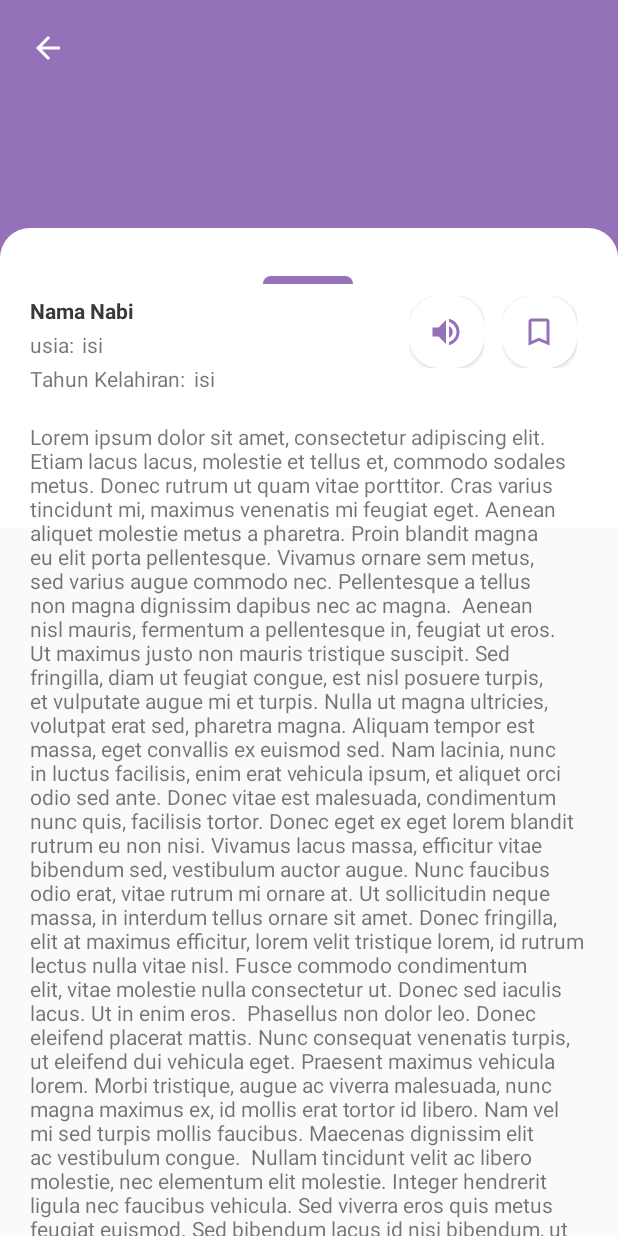
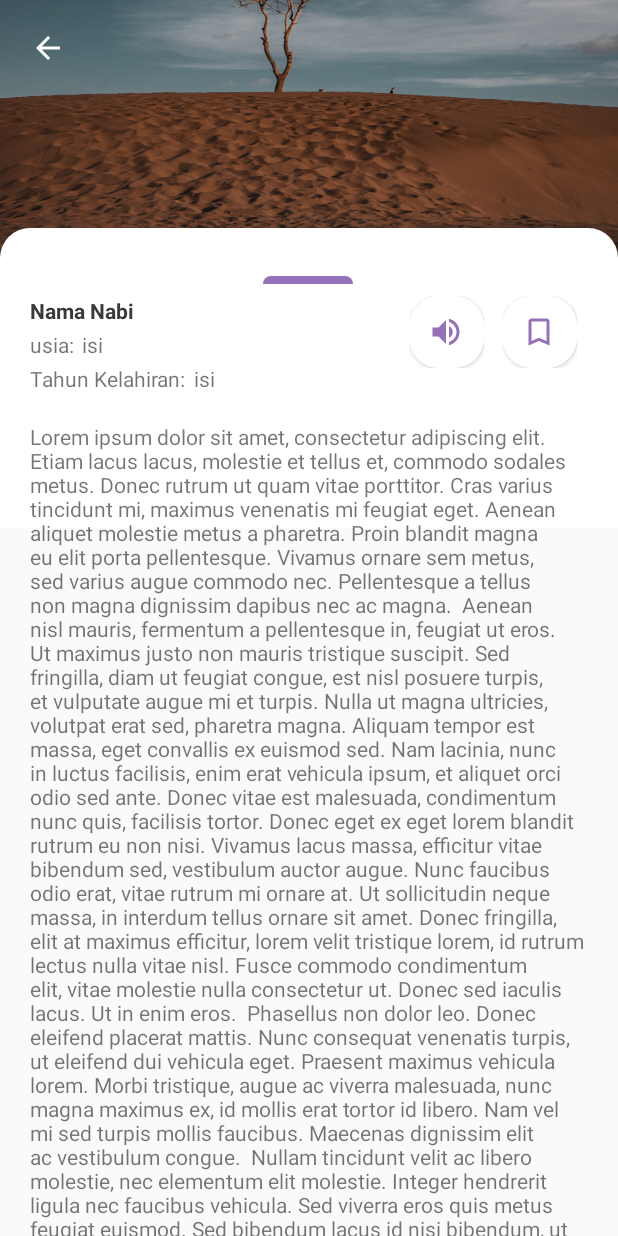
Before and after one commit to GustiMuhammadAdzaky/qara-a, an Android app: the screen it shows after launch (SecondActivity), after a tap on "Lorem Ipsum", on a phone screen of 412 x 824 dp. Run offline under Robolectric (Android 15) with nearby library versions, the phone set to English and light mode, and no system bars.

Commit message:
Fix Undo Button, Fix Button Image, Fix Image Second Activity, Change xml 12 dp

```diff
--- a/app/src/main/java/com/zaky/myapplication/MainActivity.kt
+++ b/app/src/main/java/com/zaky/myapplication/MainActivity.kt
@@ -4,6 +4,7 @@ import android.content.Intent
 import android.graphics.Color
 import android.graphics.drawable.ColorDrawable
 import android.os.Bundle
+import android.view.View
 import androidx.appcompat.app.ActionBar
 import androidx.appcompat.app.AppCompatActivity
 import androidx.recyclerview.widget.LinearLayoutManager
@@ -85,6 +86,10 @@ class MainActivity : AppCompatActivity() {
 
     }
 
+    fun buttonPindahAdam(view: View) {
+        val moveWithDataIntent = Intent(this@MainActivity, SecondActivity::class.java)
+        startActivity(moveWithDataIntent)
+    }
 
 
 }
--- a/app/src/main/java/com/zaky/myapplication/RvData.kt
+++ b/app/src/main/java/com/zaky/myapplication/RvData.kt
@@ -108,24 +108,24 @@ object RvData {
     )
 
     private val images = intArrayOf(
-        R.drawable.sempel,
-        R.drawable.sempel,
-        R.drawable.sempel,
-        R.drawable.sempel,
-        R.drawable.sempel,
-        R.drawable.sempel,
-        R.drawable.sempel,
-        R.drawable.sempel,
-        R.drawable.sempel,
-        R.drawable.sempel,
-        R.drawable.sempel,
-        R.drawable.sempel,
-        R.drawable.sempel,
-        R.drawable.sempel,
-        R.drawable.sempel,
-        R.drawable.sempel,
-        R.drawable.sempel,
-        R.drawable.sempel
+        R.drawable.icon_sempel,
+        R.drawable.icon_sempel,
+        R.drawable.icon_sempel,
+        R.drawable.icon_sempel,
+        R.drawable.icon_sempel,
+        R.drawable.icon_sempel,
+        R.drawable.icon_sempel,
+        R.drawable.icon_sempel,
+        R.drawable.icon_sempel,
+        R.drawable.icon_sempel,
+        R.drawable.icon_sempel,
+        R.drawable.icon_sempel,
+        R.drawable.icon_sempel,
+        R.drawable.icon_sempel,
+        R.drawable.icon_sempel,
+        R.drawable.icon_sempel,
+        R.drawable.icon_sempel,
+        R.drawable.icon_sempel,
     )
 
 
--- a/app/src/main/java/com/zaky/myapplication/SecondActivity.kt
+++ b/app/src/main/java/com/zaky/myapplication/SecondActivity.kt
@@ -2,6 +2,7 @@ package com.zaky.myapplication
 
 
 import android.os.Bundle
+import android.view.View
 import androidx.appcompat.app.AppCompatActivity
 
 
@@ -14,4 +15,8 @@ class SecondActivity : AppCompatActivity() {
         supportActionBar?.hide()
 
     }
+
+    fun undoButton(view: View) {
+        finish()
+    }
 }
--- /dev/null
+++ b/app/src/main/res/drawable/rounded_button_image.xml
@@ -0,0 +1,5 @@
+<?xml version="1.0" encoding="utf-8"?>
+<shape xmlns:android="http://schemas.android.com/apk/res/android">
+    <corners  android:radius="8dp"/>
+    <solid android:color="#ffffff"></solid>
+</shape>
--- a/app/src/main/res/layout/activity_second.xml
+++ b/app/src/main/res/layout/activity_second.xml
@@ -30,13 +30,14 @@
                 android:orientation="vertical"
                 app:layout_constraintGuide_end="20dp" />
 
-            <View
+            <ImageView
                 android:id="@+id/view2"
                 android:layout_width="match_parent"
+                android:scaleType="fitXY"
                 android:layout_height="180dp"
-                android:background="@drawable/bg_chocholate"
+                android:src="@drawable/header_nabi"
                 app:layout_constraintEnd_toEndOf="parent"
-                app:layout_constraintHorizontal_bias="0.0"
+                app:layout_constraintHorizontal_bias="1.0"
                 app:layout_constraintStart_toStartOf="parent"
                 app:layout_constraintTop_toTopOf="parent" />
 
@@ -213,6 +214,7 @@ Maecenas ac mauris urna. Morbi at nisl tortor. Ut elementum neque eget sem tempo
 
             <TextView
                 android:layout_width="wrap_content"
+                android:onClick="undoButton"
                 android:layout_height="wrap_content"
                 android:layout_marginTop="20dp"
                 android:drawableStart="@drawable/ic_arrow_back_black_24dp"
```
Also changed, not shown: app/src/main/res/layout/activity_main.xml (+24 -2 lines), app/src/main/res/drawable/header_nabi.png (added), app/src/main/res/drawable/icon_sempel.png (added).
